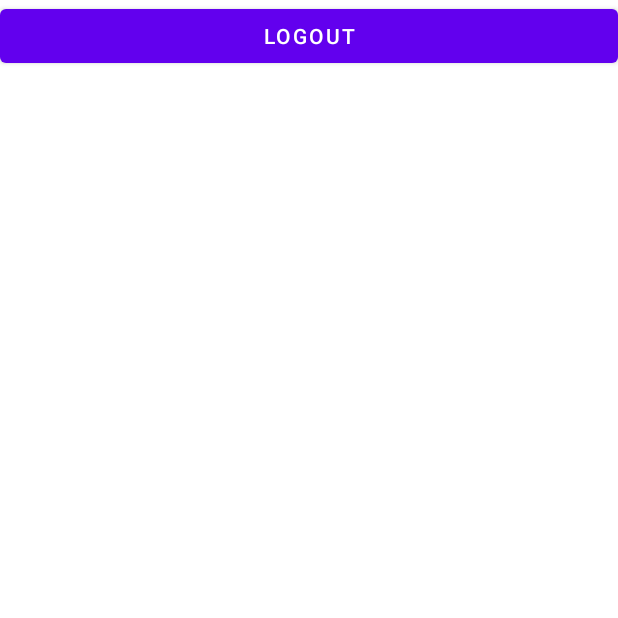
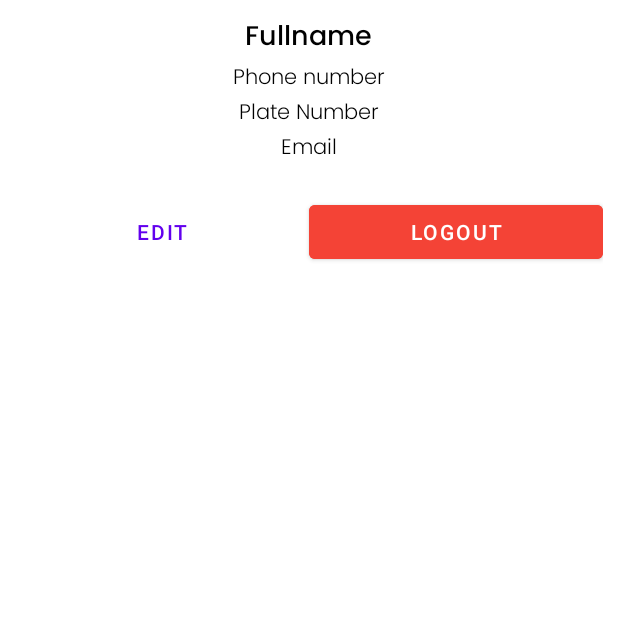
Before and after one commit to flysolo17/jewel, an Android app: the ProfileFragment screen opened through its navigation route, on a phone screen of 412 x 824 dp, the top half of it. Run offline under Robolectric (Android 15) with nearby library versions, the phone set to English and light mode, and no system bars; our stand-ins replace Firebase (no records; nobody signed in at launch, a user with empty details on screens opened directly), navigation-ui.

Commit message:
update collector profile

```diff
--- a/app/src/main/java/com/flysolo/collectorapp/nav/ProfileFragment.kt
+++ b/app/src/main/java/com/flysolo/collectorapp/nav/ProfileFragment.kt
@@ -10,11 +10,15 @@ import com.flysolo.collectorapp.R
 import com.flysolo.collectorapp.databinding.FragmentHomeBinding
 import com.flysolo.collectorapp.databinding.FragmentProfileBinding
 import com.flysolo.collectorapp.login.LoginActivity
+import com.flysolo.collectorapp.models.Collector
 import com.google.firebase.auth.FirebaseAuth
+import com.google.firebase.firestore.FirebaseFirestore
 
 
 class ProfileFragment : Fragment() {
     private lateinit var binding: FragmentProfileBinding
+    private val firestore = FirebaseFirestore.getInstance()
+    private var collector : Collector? = null
     override fun onCreateView(
         inflater: LayoutInflater, container: ViewGroup?,
         savedInstanceState: Bundle?
@@ -26,11 +30,52 @@ class ProfileFragment : Fragment() {
 
     override fun onViewCreated(view: View, savedInstanceState: Bundle?) {
         super.onViewCreated(view, savedInstanceState)
+
         binding.buttonLogout.setOnClickListener {
             FirebaseAuth.getInstance().signOut()
             startActivity(Intent(activity,LoginActivity::class.java))
+        }
+        binding.updateProfile.setOnClickListener {
+            if (collector != null) {
+                val updateProfile = UpdateProfile.newInstance(
+                    param1 = collector!!.id!!,
+                    param2 = collector!!.firstName!!,
+                    param3 = collector!!.lastName!!,
+                    param4 = collector!!.phone!!,
+                    param5 = collector!!.plateNumber!!,
+                    param6 = collector!!.email!!)
+                if (!updateProfile.isAdded) {
+                    updateProfile.show(childFragmentManager,"Update Profile")
+                }
+            }
 
         }
     }
+    private fun getCollectorInfo(collectorID : String) {
+        firestore.collection(Collector.TABLE_NAME)
+            .document(collectorID)
+            .get()
+            .addOnSuccessListener {document ->
+                if (document.exists()) {
+                    val collector = document.toObject(Collector::class.java)
+                    this.collector = collector
+                    displayCollectorInfo(collector)
+                }
+            }
+    }
+
+    private fun displayCollectorInfo(collector: Collector?) {
+        if (collector != null) {
+            binding.textFullname.text = "${collector.firstName} ${collector.lastName}"
+            binding.textEmail.text = collector.email
+            binding.textPhoneNumber.text  = collector.phone
+            binding.textPlateNumber.text = collector.plateNumber
+        }
+    }
+
+    override fun onStart() {
+        super.onStart()
+        getCollectorInfo(FirebaseAuth.getInstance().currentUser!!.uid)
+    }
 
 }
--- a/app/src/main/res/layout/fragment_profile.xml
+++ b/app/src/main/res/layout/fragment_profile.xml
@@ -1,14 +1,70 @@
 <?xml version="1.0" encoding="utf-8"?>
-<FrameLayout xmlns:android="http://schemas.android.com/apk/res/android"
+<LinearLayout xmlns:android="http://schemas.android.com/apk/res/android"
     xmlns:tools="http://schemas.android.com/tools"
     android:layout_width="match_parent"
     android:layout_height="match_parent"
+    android:orientation="vertical"
     tools:context=".nav.ProfileFragment">
+    <LinearLayout
+        android:layout_width="match_parent"
+        android:layout_height="wrap_content"
+        android:padding="10dp"
+        android:gravity="center"
+        android:orientation="vertical">
+        <TextView
+            android:id="@+id/textFullname"
+            android:layout_width="wrap_content"
+            android:layout_height="wrap_content"
+            android:text="Fullname"
+            android:fontFamily="@font/poppins_medium"
+            android:textSize="18sp"
+            android:textColor="@color/black"/>
+        <TextView
+            android:id="@+id/textPhoneNumber"
+            android:layout_width="wrap_content"
+            android:layout_height="wrap_content"
+            android:text="@string/phone_number"
+            android:fontFamily="@font/poppins_light"
+            android:textColor="@color/black"/>
+        <TextView
+            android:id="@+id/textPlateNumber"
+            android:layout_width="wrap_content"
+            android:layout_height="wrap_content"
+            android:text="@string/plate_number"
+            android:fontFamily="@font/poppins_light"
+            android:textColor="@color/black"/>
+        <TextView
+            android:id="@+id/textEmail"
+            android:layout_width="wrap_content"
+            android:layout_height="wrap_content"
+            android:text="@string/email"
+            android:fontFamily="@font/poppins_light"
+            android:textColor="@color/black"/>
 
-<Button
-    android:layout_width="match_parent"
-    android:layout_height="wrap_content"
-    android:text="Logout"
-    android:id="@+id/buttonLogout"/>
 
-</FrameLayout>
+    </LinearLayout>
+    <LinearLayout
+        android:layout_width="match_parent"
+        android:layout_height="wrap_content"
+        android:layout_margin="10dp"
+        android:orientation="horizontal">
+        <Button
+            android:layout_width="match_parent"
+            android:layout_height="wrap_content"
+            android:text="Edit"
+            android:layout_weight="1"
+            style="@style/Widget.MaterialComponents.Button.TextButton"
+            android:id="@+id/updateProfile"/>
+
+        <Button
+            android:id="@+id/buttonLogout"
+            android:layout_width="match_parent"
+            android:layout_height="wrap_content"
+            android:layout_weight="1"
+
+            android:backgroundTint="#F44336"
+            android:text="Logout" />
+    </LinearLayout>
+
+
+</LinearLayout>
--- a/app/src/main/res/values/strings.xml
+++ b/app/src/main/res/values/strings.xml
@@ -16,4 +16,5 @@
     <string name="password">Password</string>
     <string name="phone_number">Phone number</string>
     <string name="loading">Loading</string>
+    <string name="plate_number">Plate Number</string>
 </resources>
```
Also changed, not shown: app/src/main/java/com/flysolo/collectorapp/nav/UpdateProfile.kt (added, +137 -0 lines), app/src/main/res/layout/fragment_update_profile.xml (added, +116 -0 lines).
